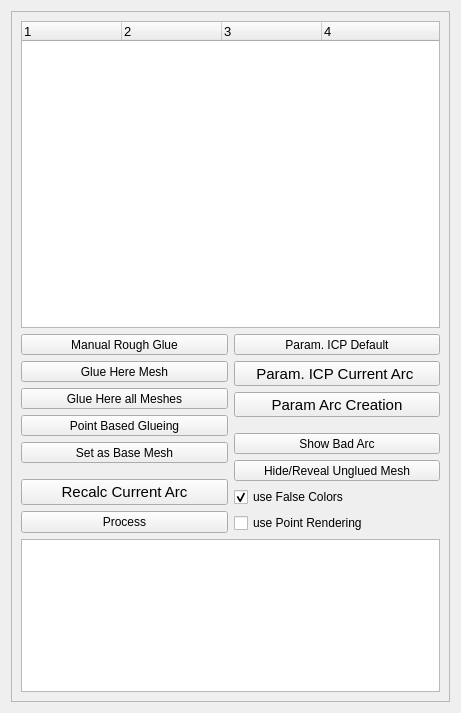
Qt form src/meshlabplugins/edit_align/alignDialog.ui (cnr-isti-vclab/meshlab) before a commit.
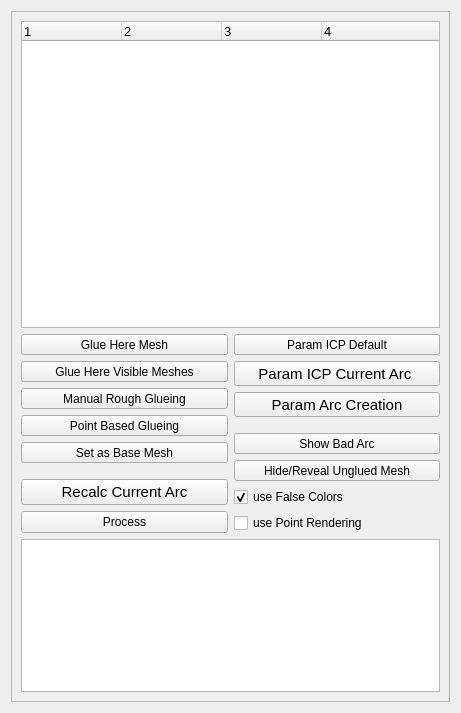
The same form after that commit.

Commit message: Added another parameter to the alignment system that allows to recompute autmatically a percentage of the arcs. Improved names on the align tool buttons. Glue all now glues only the visible meshes.

The edit to the form file:
```diff
--- a/src/meshlabplugins/edit_align/alignDialog.ui
+++ b/src/meshlabplugins/edit_align/alignDialog.ui
@@ -68,19 +68,6 @@
        <layout class="QHBoxLayout" name="horizontalLayout">
         <item>
          <layout class="QVBoxLayout" name="verticalLayout_2">
-          <item>
-           <widget class="QToolButton" name="manualAlignButton">
-            <property name="sizePolicy">
-             <sizepolicy hsizetype="Minimum" vsizetype="Fixed">
-              <horstretch>0</horstretch>
-              <verstretch>0</verstretch>
-             </sizepolicy>
-            </property>
-            <property name="text">
-             <string>Manual Rough Glue</string>
-            </property>
-           </widget>
-          </item>
           <item>
            <widget class="QToolButton" name="glueHereButton">
             <property name="sizePolicy">
@@ -103,7 +90,20 @@
              </sizepolicy>
             </property>
             <property name="text">
-             <string>Glue Here all Meshes</string>
+             <string>Glue Here Visible Meshes</string>
+            </property>
+           </widget>
+          </item>
+          <item>
+           <widget class="QToolButton" name="manualAlignButton">
+            <property name="sizePolicy">
+             <sizepolicy hsizetype="Minimum" vsizetype="Fixed">
+              <horstretch>0</horstretch>
+              <verstretch>0</verstretch>
+             </sizepolicy>
+            </property>
+            <property name="text">
+             <string>Manual Rough Glueing</string>
             </property>
            </widget>
           </item>
@@ -187,7 +187,7 @@
              </sizepolicy>
             </property>
             <property name="text">
-             <string> Param. ICP Default </string>
+             <string> Param ICP Default </string>
             </property>
            </widget>
           </item>
@@ -205,7 +205,7 @@
              </font>
             </property>
             <property name="text">
-             <string>Param. ICP Current Arc </string>
+             <string>Param ICP Current Arc </string>
             </property>
            </widget>
           </item>
```
The commit also changes 6 other files.
